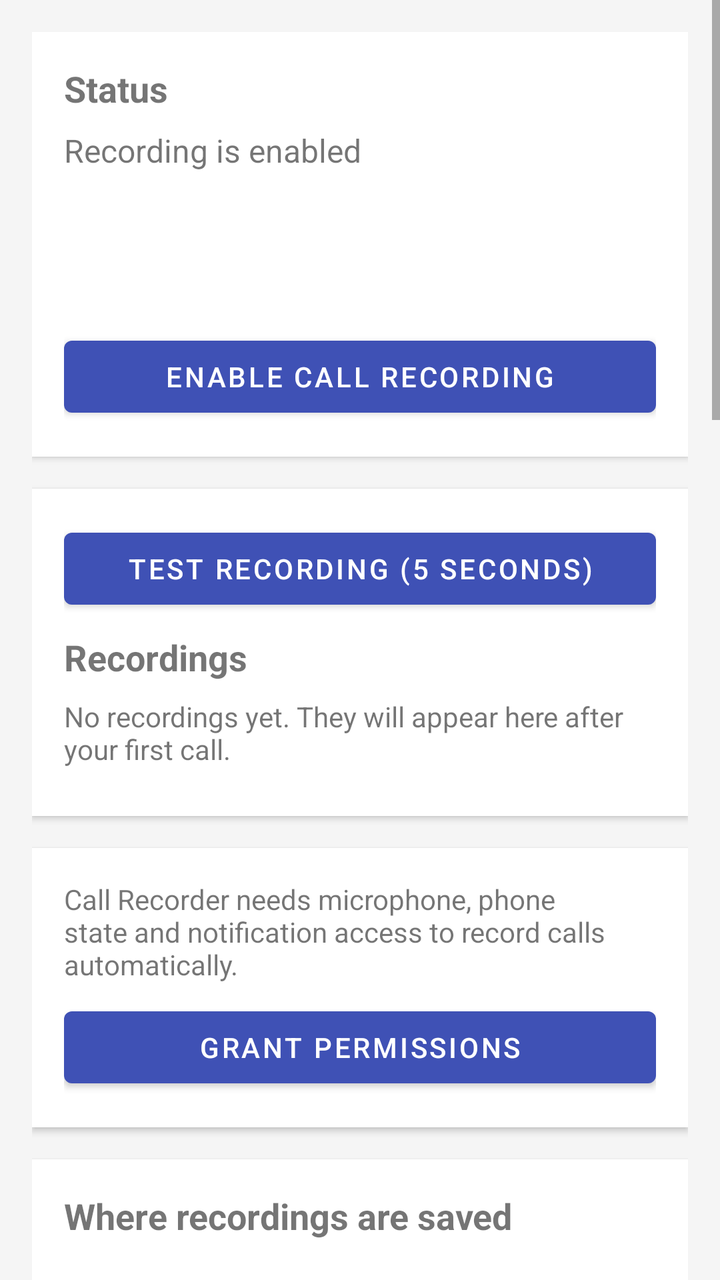
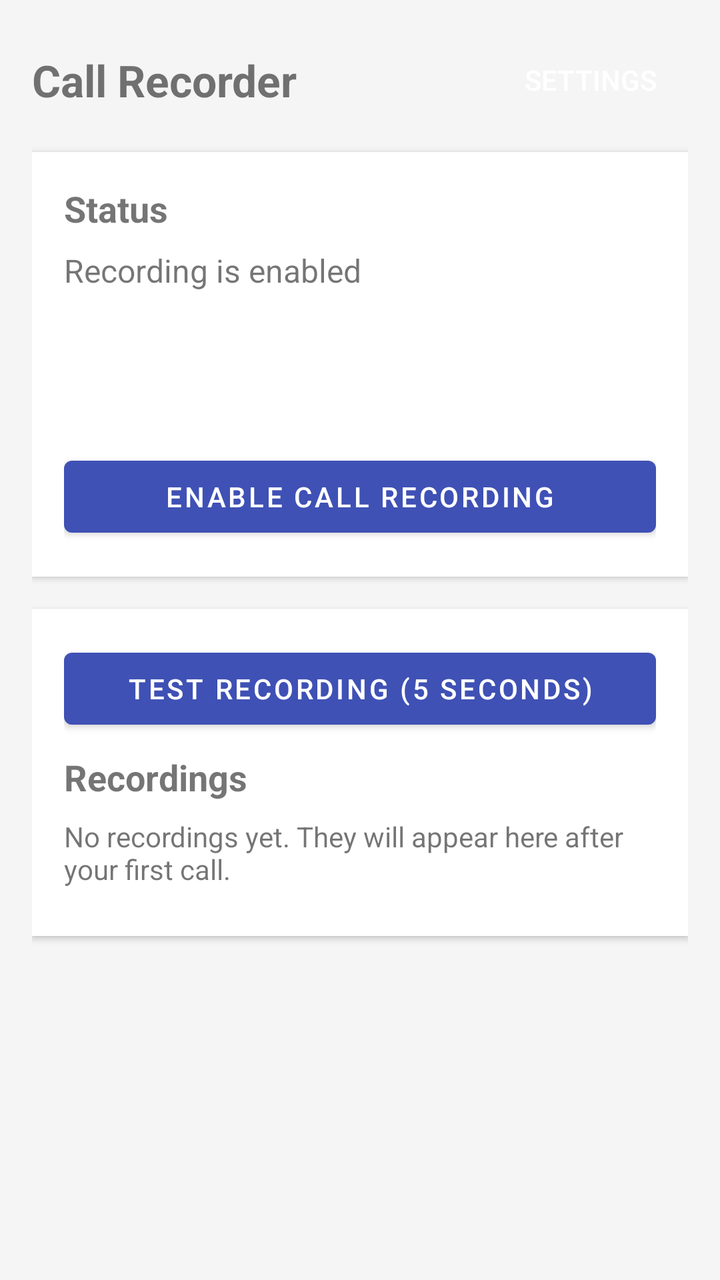

Two renders of the same Android screen: before a commit and after it. Below are the layout's source before the change and the commit's diff.
<!-- AndroidManifest.xml: application theme Theme.CallRecorder -->
<!-- res/layout/activity_main.xml -->
<?xml version="1.0" encoding="utf-8"?>
<ScrollView xmlns:android="http://schemas.android.com/apk/res/android"
    android:layout_width="match_parent"
    android:layout_height="match_parent"
    android:fillViewport="true"
    android:background="?android:attr/colorBackground">

    <LinearLayout
        android:layout_width="match_parent"
        android:layout_height="wrap_content"
        android:orientation="vertical"
        android:padding="16dp">

        
        <LinearLayout
            android:layout_width="match_parent"
            android:layout_height="wrap_content"
            android:orientation="vertical"
            android:padding="16dp"
            android:background="?attr/colorSurface"
            android:elevation="2dp">

            <TextView
                android:layout_width="wrap_content"
                android:layout_height="wrap_content"
                android:text="@string/status_title"
                android:textStyle="bold"
                android:textSize="18sp" />

            <TextView
                android:id="@+id/statusValue"
                android:layout_width="match_parent"
                android:layout_height="wrap_content"
                android:layout_marginTop="8dp"
                android:text="@string/status_ready"
                android:textSize="16sp" />

            <TextView
                android:id="@+id/statusSummary"
                android:layout_width="match_parent"
                android:layout_height="wrap_content"
                android:layout_marginTop="4dp"
                android:textSize="14sp" />

            <TextView
                android:id="@+id/statusFolder"
                android:layout_width="match_parent"
                android:layout_height="wrap_content"
                android:layout_marginTop="4dp"
                android:textSize="14sp" />

            <TextView
                android:id="@+id/statusVersion"
                android:layout_width="match_parent"
                android:layout_height="wrap_content"
                android:layout_marginTop="4dp"
                android:textSize="12sp" />

            <Button
                android:id="@+id/btnToggleService"
                android:layout_width="match_parent"
                android:layout_height="wrap_content"
                android:layout_marginTop="12dp"
                android:text="@string/btn_start" />
        </LinearLayout>

        
        <LinearLayout
            android:layout_width="match_parent"
            android:layout_height="wrap_content"
            android:orientation="vertical"
            android:layout_marginTop="16dp"
            android:padding="16dp"
            android:background="?attr/colorSurface"
            android:elevation="2dp">

            <Button
                android:id="@+id/btnTestRecording"
                android:layout_width="match_parent"
                android:layout_height="wrap_content"
                android:layout_marginBottom="8dp"
                android:text="@string/test_recording" />

            <TextView
                android:layout_width="wrap_content"
                android:layout_height="wrap_content"
                android:text="@string/recordings_title"
                android:textStyle="bold"
                android:textSize="18sp" />

            <TextView
                android:id="@+id/recordingsEmpty"
                android:layout_width="match_parent"
                android:layout_height="wrap_content"
                android:layout_marginTop="8dp"
                android:text="@string/recordings_empty"
                android:textSize="14sp" />

            <LinearLayout
                android:id="@+id/recordingsContainer"
                android:layout_width="match_parent"
                android:layout_height="wrap_content"
                android:layout_marginTop="8dp"
                android:orientation="vertical" />
        </LinearLayout>

        
        <LinearLayout
            android:id="@+id/permissionsCard"
            android:layout_width="match_parent"
            android:layout_height="wrap_content"
            android:orientation="vertical"
            android:layout_marginTop="16dp"
            android:padding="16dp"
            android:background="?attr/colorSurface"
            android:elevation="2dp">

            <TextView
                android:id="@+id/permissionsText"
                android:layout_width="match_parent"
                android:layout_height="wrap_content"
                android:text="@string/permissions_needed"
                android:textSize="14sp" />

            <Button
                android:id="@+id/btnGrantPermissions"
                android:layout_width="match_parent"
                android:layout_height="wrap_content"
                android:layout_marginTop="8dp"
                android:text="@string/grant_permissions" />
        </LinearLayout>

        
        <LinearLayout
            android:layout_width="match_parent"
            android:layout_height="wrap_content"
            android:orientation="vertical"
            android:layout_marginTop="16dp"
            android:padding="16dp"
            android:background="?attr/colorSurface"
            android:elevation="2dp">

            <TextView
                android:layout_width="wrap_content"
                android:layout_height="wrap_content"
                android:text="@string/storage_title"
                android:textStyle="bold"
                android:textSize="18sp" />

            <TextView
                android:id="@+id/storagePath"
                android:layout_width="match_parent"
                android:layout_height="wrap_content"
                android:layout_marginTop="8dp"
                android:textSize="14sp" />

            <TextView
                android:layout_width="match_parent"
                android:layout_height="wrap_content"
                android:layout_marginTop="4dp"
                android:text="@string/storage_hint"
                android:textSize="12sp" />

            <Button
                android:id="@+id/btnChooseFolder"
                android:layout_width="match_parent"
                android:layout_height="wrap_content"
                android:layout_marginTop="8dp"
                android:text="@string/storage_choose" />

            <Button
                android:id="@+id/btnResetFolder"
                android:layout_width="match_parent"
                android:layout_height="wrap_content"
                android:text="@string/storage_reset" />
        </LinearLayout>

        
        <LinearLayout
            android:layout_width="match_parent"
            android:layout_height="wrap_content"
            android:orientation="vertical"
            android:layout_marginTop="16dp"
            android:padding="16dp"
            android:background="?attr/colorSurface"
            android:elevation="2dp">

            <TextView
                android:layout_width="wrap_content"
                android:layout_height="wrap_content"
                android:text="@string/format_title"
                android:textStyle="bold"
                android:textSize="18sp" />

            <RadioGroup
                android:id="@+id/formatGroup"
                android:layout_width="match_parent"
                android:layout_height="wrap_content"
                android:layout_marginTop="8dp"
                android:orientation="vertical" />

            <TextView
                android:layout_width="match_parent"
                android:layout_height="wrap_content"
                android:layout_marginTop="4dp"
                android:text="@string/format_hint"
                android:textSize="12sp" />
        </LinearLayout>

        
        <LinearLayout
            android:layout_width="match_parent"
            android:layout_height="wrap_content"
            android:orientation="vertical"
            android:layout_marginTop="16dp"
            android:padding="16dp"
            android:background="?attr/colorSurface"
            android:elevation="2dp">

            <TextView
                android:layout_width="wrap_content"
                android:layout_height="wrap_content"
                android:text="@string/quality_title"
                android:textStyle="bold"
                android:textSize="18sp" />

            <RadioGroup
                android:id="@+id/qualityGroup"
                android:layout_width="match_parent"
                android:layout_height="wrap_content"
                android:layout_marginTop="8dp"
                android:orientation="vertical" />

            <TextView
                android:layout_width="match_parent"
                android:layout_height="wrap_content"
                android:layout_marginTop="4dp"
                android:text="@string/quality_hint"
                android:textSize="12sp" />
        </LinearLayout>

        
        <LinearLayout
            android:layout_width="match_parent"
            android:layout_height="wrap_content"
            android:orientation="vertical"
            android:layout_marginTop="16dp"
            android:padding="16dp"
            android:background="?attr/colorSurface"
            android:elevation="2dp">

            <TextView
                android:layout_width="wrap_content"
                android:layout_height="wrap_content"
                android:text="@string/behaviour_title"
                android:textStyle="bold"
                android:textSize="18sp" />

            <CheckBox
                android:id="@+id/checkCellular"
                android:layout_width="match_parent"
                android:layout_height="wrap_content"
                android:layout_marginTop="8dp"
                android:text="@string/behaviour_record_cellular" />

            <CheckBox
                android:id="@+id/checkVoip"
                android:layout_width="match_parent"
                android:layout_height="wrap_content"
                android:text="@string/behaviour_record_voip" />

            <CheckBox
                android:id="@+id/checkAutoStart"
                android:layout_width="match_parent"
                android:layout_height="wrap_content"
                android:text="@string/behaviour_auto_start" />

            <CheckBox
                android:id="@+id/checkShizuku"
                android:layout_width="match_parent"
                android:layout_height="wrap_content"
                android:text="@string/behaviour_use_shizuku" />
        </LinearLayout>


        
        <LinearLayout
            android:layout_width="match_parent"
            android:layout_height="wrap_content"
            android:orientation="vertical"
            android:layout_marginTop="16dp"
            android:padding="16dp"
            android:background="?attr/colorSurface"
            android:elevation="2dp">

            <TextView
                android:layout_width="wrap_content"
                android:layout_height="wrap_content"
                android:text="@string/updates_title"
                android:textStyle="bold"
                android:textSize="18sp" />

            <TextView
                android:id="@+id/currentVersion"
                android:layout_width="match_parent"
                android:layout_height="wrap_content"
                android:layout_marginTop="8dp"
                android:textSize="14sp" />

            <TextView
                android:id="@+id/updateStatus"
                android:layout_width="match_parent"
                android:layout_height="wrap_content"
                android:layout_marginTop="4dp"
                android:textSize="14sp" />

            <Button
                android:id="@+id/btnCheckUpdates"
                android:layout_width="match_parent"
                android:layout_height="wrap_content"
                android:layout_marginTop="8dp"
                android:text="@string/updates_check" />

            <Button
                android:id="@+id/btnOpenRelease"
                android:layout_width="match_parent"
                android:layout_height="wrap_content"
                android:visibility="gone"
                android:text="@string/updates_open_release" />
        </LinearLayout>

        
        <LinearLayout
            android:layout_width="match_parent"
            android:layout_height="wrap_content"
            android:orientation="vertical"
            android:layout_marginTop="16dp"
            android:padding="16dp"
            android:background="?attr/colorSurface"
            android:elevation="2dp">

            <TextView
                android:layout_width="wrap_content"
                android:layout_height="wrap_content"
                android:text="@string/sharing_title"
                android:textStyle="bold"
                android:textSize="18sp" />

            <TextView
                android:layout_width="match_parent"
                android:layout_height="wrap_content"
                android:layout_marginTop="4dp"
                android:text="@string/sharing_hint"
                android:textSize="12sp" />

            <EditText
                android:id="@+id/shareRecipient"
                android:layout_width="match_parent"
                android:layout_height="wrap_content"
                android:layout_marginTop="8dp"
                android:hint="@string/sharing_recipient_hint"
                android:inputType="textEmailAddress"
                android:maxLines="1" />

            <Button
                android:id="@+id/btnSaveRecipient"
                android:layout_width="match_parent"
                android:layout_height="wrap_content"
                android:text="@string/sharing_save_recipient" />

            <CheckBox
                android:id="@+id/checkAutoShare"
                android:layout_width="match_parent"
                android:layout_height="wrap_content"
                android:text="@string/sharing_auto" />

            <Button
                android:id="@+id/btnShareAll"
                android:layout_width="match_parent"
                android:layout_height="wrap_content"
                android:layout_marginTop="4dp"
                android:text="@string/sharing_share_all" />
        </LinearLayout>

        
        <LinearLayout
            android:layout_width="match_parent"
            android:layout_height="wrap_content"
            android:orientation="vertical"
            android:layout_marginTop="16dp"
            android:padding="16dp"
            android:background="?attr/colorSurface"
            android:elevation="2dp">

            <TextView
                android:layout_width="wrap_content"
                android:layout_height="wrap_content"
                android:text="@string/minimise_title"
                android:textStyle="bold"
                android:textSize="18sp" />

            <TextView
                android:layout_width="match_parent"
                android:layout_height="wrap_content"
                android:layout_marginTop="4dp"
                android:text="@string/minimise_hint"
                android:textSize="12sp" />

            <CheckBox
                android:id="@+id/checkMinimise"
                android:layout_width="match_parent"
                android:layout_height="wrap_content"
                android:layout_marginTop="8dp"
                android:text="@string/minimise_toggle" />
        </LinearLayout>

    </LinearLayout>
</ScrollView>
<!-- resources referenced by this layout -->
<resources>
  <string name="behaviour_auto_start">Start automatically after reboot</string>
  <string name="behaviour_record_cellular">Record phone calls</string>
  <string name="behaviour_record_voip">Record VoIP and WhatsApp calls, best effort</string>
  <string name="behaviour_title">Behaviour</string>
  <string name="behaviour_use_shizuku">Record both sides through Shizuku (needs the Shizuku app; falls back to microphone)</string>
  <string name="btn_start">Enable call recording</string>
  <string name="format_hint">M4A gives the best balance of quality and size.</string>
  <string name="format_title">Recording format</string>
  <string name="grant_permissions">Grant permissions</string>
  <string name="minimise_hint">Keep the app out of your recent-apps list. Reopen it from the recording notification. This does not hide the app from Settings.</string>
  <string name="minimise_title">Minimise</string>
  <string name="minimise_toggle">Minimise after leaving the app</string>
  <string name="permissions_needed">Call Recorder needs microphone, phone state and notification access to record calls automatically.</string>
  <string name="quality_hint">Higher quality means larger files.</string>
  <string name="quality_title">Recording quality</string>
  <string name="recordings_empty">No recordings yet. They will appear here after your first call.</string>
  <string name="recordings_title">Recordings</string>
  <string name="sharing_auto">Share automatically after each call</string>
  <string name="sharing_hint">Share recordings through your mail or messaging app. The recipient below is pre-filled when you share.</string>
  <string name="sharing_recipient_hint">Recipient email (optional)</string>
  <string name="sharing_save_recipient">Save recipient</string>
  <string name="sharing_share_all">Share all recordings</string>
  <string name="sharing_title">Share recordings</string>
  <string name="status_ready">Recording is enabled</string>
  <string name="status_title">Status</string>
  <string name="storage_choose">Choose folder</string>
  <string name="storage_hint">Pick a folder you can open from your Files app, or leave it on app-private storage.</string>
  <string name="storage_reset">Use app-private storage</string>
  <string name="storage_title">Where recordings are saved</string>
  <string name="test_recording">Test recording (5 seconds)</string>
  <string name="updates_check">Check for updates</string>
  <string name="updates_open_release">Open release page</string>
  <string name="updates_title">Updates</string>
  <style name="Theme.CallRecorder" parent="Theme.MaterialComponents.DayNight.NoActionBar">
          <item name="colorPrimary">#3F51B5</item>
          <item name="colorPrimaryVariant">#303F9F</item>
          <item name="colorOnPrimary">#FFFFFF</item>
          <item name="colorSecondary">#FF4081</item>
          <item name="colorOnSecondary">#FFFFFF</item>
          <item name="colorSurface">#FFFFFF</item>
          <item name="colorOnSurface">#1A1A1A</item>
          <item name="android:colorBackground">#F5F5F5</item>
          <item name="android:statusBarColor">#303F9F</item>
      </style>
</resources>

<!-- the commit's change to res/layout/activity_main.xml (unified diff, before → after) -->
@@ -11,6 +11,29 @@
         android:orientation="vertical"
         android:padding="16dp">
 
+        <LinearLayout
+            android:layout_width="match_parent"
+            android:layout_height="wrap_content"
+            android:orientation="horizontal"
+            android:gravity="center_vertical"
+            android:paddingBottom="12dp">
+
+            <TextView
+                android:layout_width="0dp"
+                android:layout_height="wrap_content"
+                android:layout_weight="1"
+                android:text="@string/app_name"
+                android:textSize="22sp"
+                android:textStyle="bold" />
+
+            <Button
+                android:id="@+id/btnSettings"
+                style="?android:attr/borderlessButtonStyle"
+                android:layout_width="wrap_content"
+                android:layout_height="wrap_content"
+                android:text="@string/settings_button" />
+        </LinearLayout>
+
         
         <LinearLayout
             android:layout_width="match_parent"
@@ -103,6 +126,13 @@
                 android:layout_marginTop="8dp"
                 android:orientation="vertical" />
         </LinearLayout>
+
+        <LinearLayout
+            android:id="@+id/settingsContainer"
+            android:layout_width="match_parent"
+            android:layout_height="wrap_content"
+            android:orientation="vertical"
+            android:visibility="gone">
 
         
         <LinearLayout
@@ -414,5 +444,7 @@
                 android:text="@string/minimise_toggle" />
         </LinearLayout>
 
+        </LinearLayout>
+
     </LinearLayout>
 </ScrollView>
<!-- resource entries referenced after the edit -->
@@ -1,5 +1,6 @@
 <!-- resources referenced by this layout -->
 <resources>
+  <string name="app_name">Call Recorder</string>
   <string name="behaviour_auto_start">Start automatically after reboot</string>
   <string name="behaviour_record_cellular">Record phone calls</string>
   <string name="behaviour_record_voip">Record VoIP and WhatsApp calls, best effort</string>
@@ -17,6 +18,7 @@
   <string name="quality_title">Recording quality</string>
   <string name="recordings_empty">No recordings yet. They will appear here after your first call.</string>
   <string name="recordings_title">Recordings</string>
+  <string name="settings_button">Settings</string>
   <string name="sharing_auto">Share automatically after each call</string>
   <string name="sharing_hint">Share recordings through your mail or messaging app. The recipient below is pre-filled when you share.</string>
   <string name="sharing_recipient_hint">Recipient email (optional)</string>
